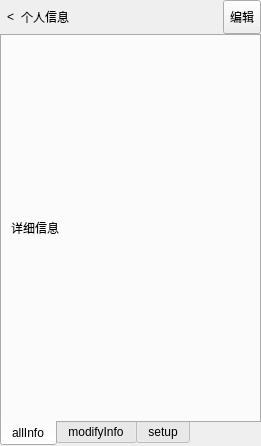
The window that assistPage/detailedinfopage.ui (GhostsLYB/Client) describes before a commit, drawn with Qt 5.
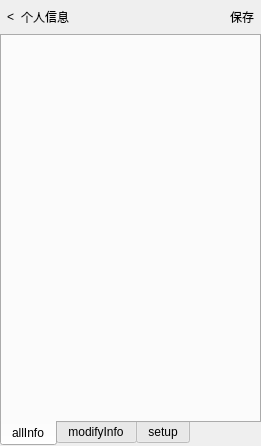
The same window after the commit.

Commit message: 添加：自定义长按钮;完善详细信息界面;添加users表

What changed in the file:
```diff
--- a/assistPage/detailedinfopage.ui
+++ b/assistPage/detailedinfopage.ui
@@ -101,7 +101,10 @@
          </sizepolicy>
         </property>
         <property name="text">
-         <string>编辑</string>
+         <string>保存</string>
+        </property>
+        <property name="autoRaise">
+         <bool>true</bool>
         </property>
        </widget>
       </item>
@@ -120,15 +123,6 @@
       <attribute name="title">
        <string>allInfo</string>
       </attribute>
-      <layout class="QVBoxLayout" name="verticalLayout_3">
-       <item>
-        <widget class="QLabel" name="label_3">
-         <property name="text">
-          <string>详细信息</string>
-         </property>
-        </widget>
-       </item>
-      </layout>
      </widget>
      <widget class="QWidget" name="tab_modifyInfo">
       <attribute name="title">
```
Left out of the diff: 6 changed lines with no effect on the pictures. The commit also changes 9 other files.
